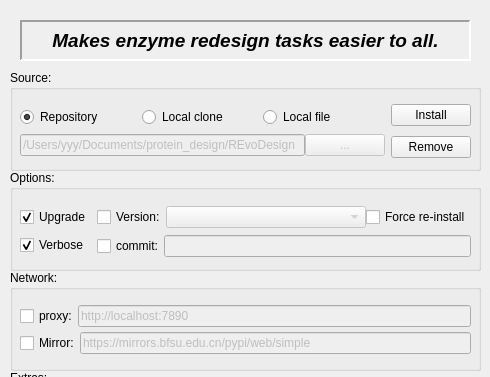
Old version of the form src/REvoDesign/UI/REvoDesign-PyMOL-entry.ui in the repository YaoYinYing/REvoDesign; both pictures show x 0 to 490 and y 0 to 377 of the 490 by 547 pixel window.
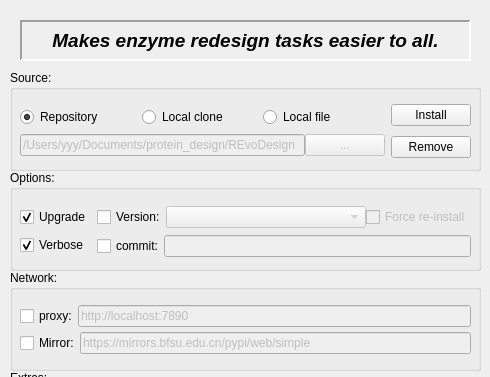
New version of the form.

What changed in the file:
```diff
--- a/src/REvoDesign/UI/REvoDesign-PyMOL-entry.ui
+++ b/src/REvoDesign/UI/REvoDesign-PyMOL-entry.ui
@@ -303,6 +303,9 @@
          </item>
          <item>
           <widget class="QCheckBox" name="checkBox_force_reinstall">
+           <property name="enabled">
+            <bool>false</bool>
+           </property>
            <property name="sizePolicy">
             <sizepolicy hsizetype="Maximum" vsizetype="Fixed">
              <horstretch>0</horstretch>
```
